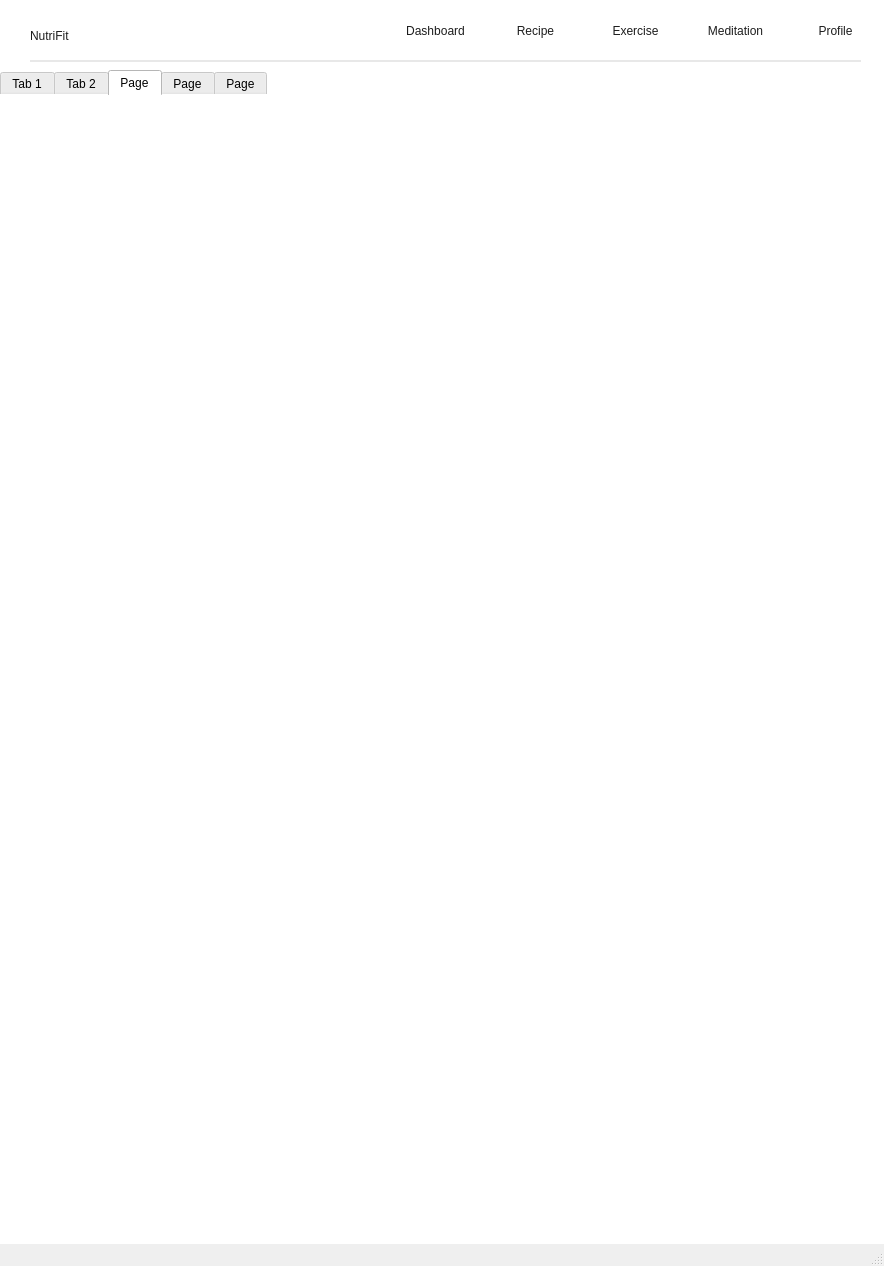
Qt form Main.ui (jackfroot30/nuts-and-froots) before a commit.
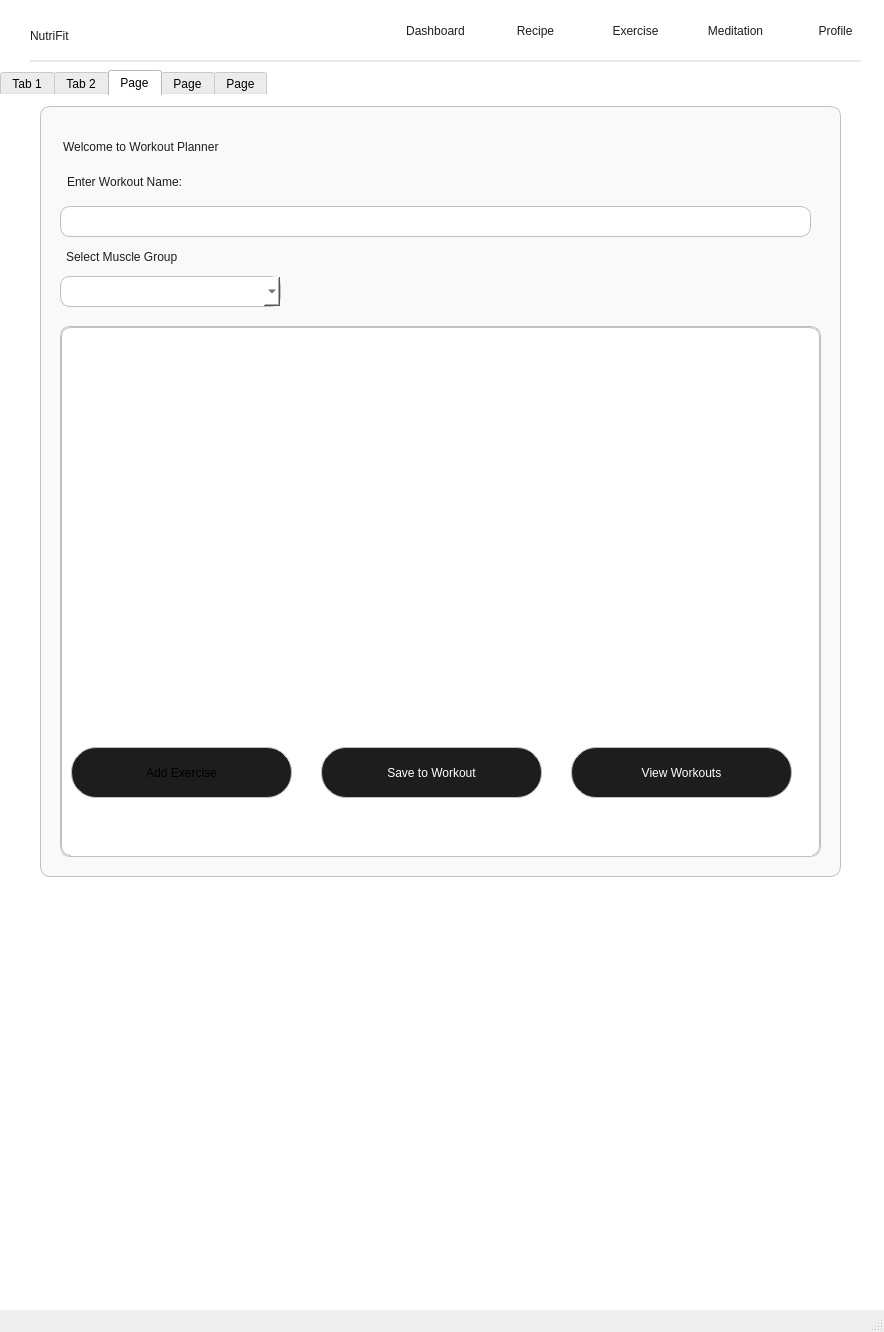
The same form after that commit. The open tabs and pages were chosen to show the change.

What changed in the file:
```diff
--- a/Main.ui
+++ b/Main.ui
@@ -7,7 +7,7 @@
     <x>0</x>
     <y>0</y>
     <width>884</width>
-    <height>1266</height>
+    <height>1332</height>
    </rect>
   </property>
   <property name="windowTitle">
@@ -25,7 +25,7 @@
       <x>0</x>
       <y>70</y>
       <width>911</width>
-      <height>1111</height>
+      <height>1181</height>
      </rect>
     </property>
     <property name="styleSheet">
@@ -500,6 +500,272 @@
      <attribute name="title">
       <string>Page</string>
      </attribute>
+     <widget class="QWidget" name="widget_2" native="true">
+      <property name="geometry">
+       <rect>
+        <x>40</x>
+        <y>10</y>
+        <width>801</width>
+        <height>771</height>
+       </rect>
+      </property>
+      <property name="styleSheet">
+       <string notr="true">QWidget{
+background-color:#F9F9F9;
+border: 1px solid #c0c0c0;
+border-radius: 10px
+}</string>
+      </property>
+      <widget class="QLabel" name="label_3">
+       <property name="geometry">
+        <rect>
+         <x>10</x>
+         <y>10</y>
+         <width>391</width>
+         <height>61</height>
+        </rect>
+       </property>
+       <property name="styleSheet">
+        <string notr="true">QLabel{
+color:#1d1d1d;
+font:600 25px &quot;Epilogue&quot;;
+border:none;
+padding-left:10px
+}</string>
+       </property>
+       <property name="text">
+        <string>Welcome to Workout Planner</string>
+       </property>
+      </widget>
+      <widget class="QLineEdit" name="workout_group_input">
+       <property name="geometry">
+        <rect>
+         <x>20</x>
+         <y>100</y>
+         <width>751</width>
+         <height>31</height>
+        </rect>
+       </property>
+       <property name="styleSheet">
+        <string notr="true">QLineEdit{
+background-color:white;
+color:#1d1d1d;
+padding-left:5px
+}</string>
+       </property>
+      </widget>
+      <widget class="QLabel" name="label_5">
+       <property name="geometry">
+        <rect>
+         <x>10</x>
+         <y>60</y>
+         <width>181</width>
+         <height>31</height>
+        </rect>
+       </property>
+       <property name="styleSheet">
+        <string notr="true">QLabel{
+color:#1d1d1d;
+font:400 15px &quot;Epilogue&quot;;
+border:none;
+padding-left:14px
+}</string>
+       </property>
+       <property name="text">
+        <string>Enter Workout Name:</string>
+       </property>
+      </widget>
+      <widget class="QComboBox" name="muscle_combo">
+       <property name="geometry">
+        <rect>
+         <x>20</x>
+         <y>170</y>
+         <width>221</width>
+         <height>31</height>
+        </rect>
+       </property>
+       <property name="styleSheet">
+        <string notr="true">QComboBox{
+padding-left:5px;
+background-color:white;
+border:1px solid#c0c0c0;
+border-radius:10px;
+color:#1d1d1d;
+font:400 12px &quot;Epilogue&quot;
+}
+</string>
+       </property>
+      </widget>
+      <widget class="QLabel" name="label_6">
+       <property name="geometry">
+        <rect>
+         <x>20</x>
+         <y>140</y>
+         <width>161</width>
+         <height>21</height>
+        </rect>
+       </property>
+       <property name="styleSheet">
+        <string notr="true">QLabel{
+color:#1d1d1d;
+font:400 15px &quot;Epilogue&quot;;
+border:none;
+padding-left:3px
+}</string>
+       </property>
+       <property name="text">
+        <string>Select Muscle Group</string>
+       </property>
+      </widget>
+      <widget class="QScrollArea" name="workouts_scroll">
+       <property name="geometry">
+        <rect>
+         <x>20</x>
+         <y>220</y>
+         <width>761</width>
+         <height>531</height>
+        </rect>
+       </property>
+       <property name="styleSheet">
+        <string notr="true">QScrollArea{
+background-color:white;
+border-radius:10px;
+border:1px solid #c0c0c0
+}</string>
+       </property>
+       <property name="widgetResizable">
+        <bool>true</bool>
+       </property>
+       <widget class="QWidget" name="scrollAreaWidgetContents">
+        <property name="geometry">
+         <rect>
+          <x>0</x>
+          <y>0</y>
+          <width>759</width>
+          <height>529</height>
+         </rect>
+        </property>
+        <property name="styleSheet">
+         <string notr="true">QWidget{
+background-color:white;
+border-radius:10px;
+border:1px solid #c0c0c0
+}</string>
+        </property>
+        <widget class="QWidget" name="workouts_container" native="true">
+         <property name="geometry">
+          <rect>
+           <x>10</x>
+           <y>490</y>
+           <width>741</width>
+           <height>331</height>
+          </rect>
+         </property>
+         <property name="styleSheet">
+          <string notr="true">QWidget{
+border:none;
+border-radius:10px
+
+}</string>
+         </property>
+         <widget class="QWidget" name="verticalLayoutWidget_2">
+          <property name="geometry">
+           <rect>
+            <x>9</x>
+            <y>9</y>
+            <width>721</width>
+            <height>311</height>
+           </rect>
+          </property>
+          <layout class="QVBoxLayout" name="workouts_layout"/>
+         </widget>
+        </widget>
+        <widget class="QListWidget" name="exercise_list">
+         <property name="geometry">
+          <rect>
+           <x>10</x>
+           <y>11</y>
+           <width>731</width>
+           <height>391</height>
+          </rect>
+         </property>
+         <property name="styleSheet">
+          <string notr="true">QListWidget{
+border:0px solid #c0c0c0;
+color:#1d1d1d;
+font:400 20px &quot;Epilogue&quot;;
+padding:10px;
+border-radius:10px
+}</string>
+         </property>
+        </widget>
+        <widget class="QPushButton" name="add_exercise_button">
+         <property name="geometry">
+          <rect>
+           <x>10</x>
+           <y>420</y>
+           <width>221</width>
+           <height>51</height>
+          </rect>
+         </property>
+         <property name="styleSheet">
+          <string notr="true">QPushButton{
+background-color:#1d1d1d;
+border-radius:25px;
+font:500 15px &quot;Epilogue&quot;;
+}</string>
+         </property>
+         <property name="text">
+          <string>Add Exercise</string>
+         </property>
+        </widget>
+        <widget class="QPushButton" name="save_workout_button">
+         <property name="geometry">
+          <rect>
+           <x>260</x>
+           <y>420</y>
+           <width>221</width>
+           <height>51</height>
+          </rect>
+         </property>
+         <property name="styleSheet">
+          <string notr="true">QPushButton{
+background-color:#1d1d1d;
+border-radius:25px;
+border:1px solid #c0c0c0;
+font:500 15px &quot;Epilogue&quot;;
+color:white
+}</string>
+         </property>
+         <property name="text">
+          <string>Save to Workout</string>
+         </property>
+        </widget>
+        <widget class="QPushButton" name="view_workouts_button">
+         <property name="geometry">
+          <rect>
+           <x>510</x>
+           <y>420</y>
+           <width>221</width>
+           <height>51</height>
+          </rect>
+         </property>
+         <property name="styleSheet">
+          <string notr="true">QPushButton{
+background-color:#1d1d1d;
+border-radius:25px;
+border:1px solid #c0c0c0;
+font:500 15px &quot;Epilogue&quot;;
+color:white;
+}</string>
+         </property>
+         <property name="text">
+          <string>View Workouts</string>
+         </property>
+        </widget>
+       </widget>
+      </widget>
+     </widget>
     </widget>
     <widget class="QWidget" name="tab_4">
      <attribute name="title">
```
Left out of the diff: 296 changed lines with no effect on the pictures.
